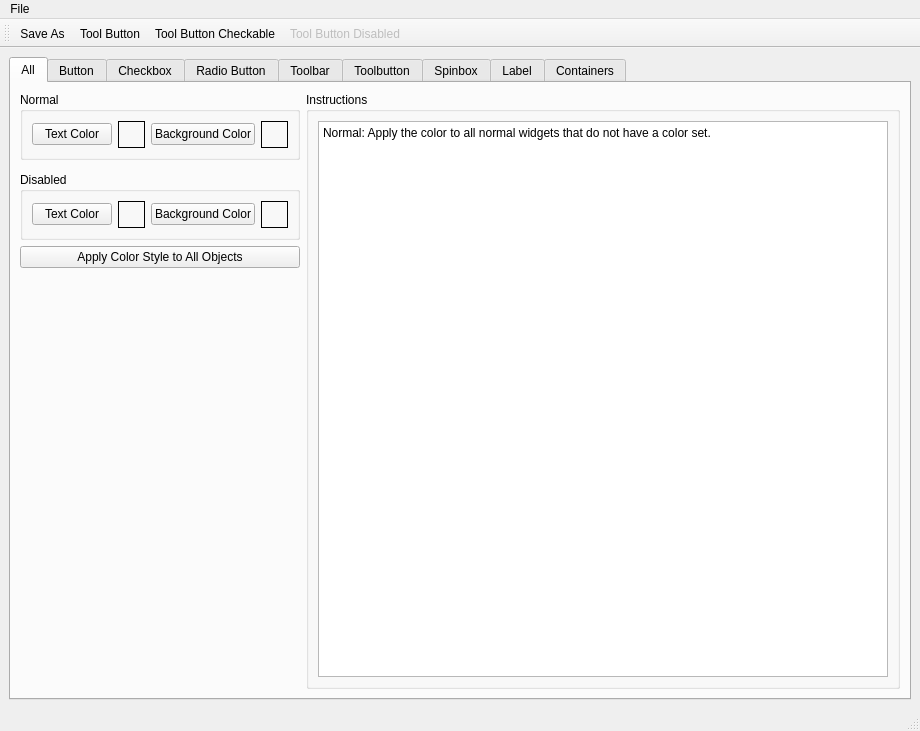
Old version of the form flexgui/src/flexqss.ui in the repository jethornton/flexgui.
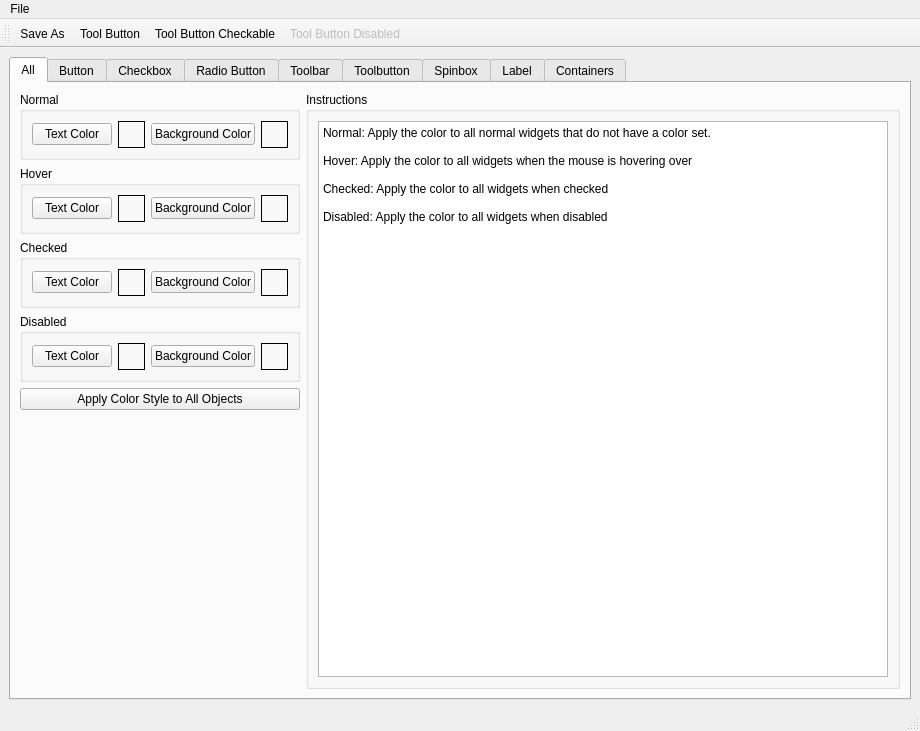
New version of the form. The open tabs and pages were chosen to show the change.

Commit message: only change colors that are not set

Diff of the .ui file:
```diff
--- a/flexgui/src/flexqss.ui
+++ b/flexgui/src/flexqss.ui
@@ -28,7 +28,7 @@
         <string>All</string>
        </attribute>
        <layout class="QGridLayout" name="gridLayout_88">
-        <item row="4" column="0">
+        <item row="5" column="0">
          <spacer name="verticalSpacer_4">
           <property name="orientation">
            <enum>Qt::Vertical</enum>
@@ -41,7 +41,7 @@
           </property>
          </spacer>
         </item>
-        <item row="0" column="1" rowspan="5">
+        <item row="0" column="1" rowspan="6">
          <widget class="QGroupBox" name="groupBox">
           <property name="title">
            <string>Instructions</string>
@@ -50,14 +50,20 @@
            <item>
             <widget class="QPlainTextEdit" name="plainTextEdit_8">
              <property name="plainText">
-              <string>Normal: Apply the color to all normal widgets that do not have a color set.</string>
+              <string>Normal: Apply the color to all normal widgets that do not have a color set.
+
+Hover: Apply the color to all widgets when the mouse is hovering over
+
+Checked: Apply the color to all widgets when checked
+
+Disabled: Apply the color to all widgets when disabled</string>
              </property>
             </widget>
            </item>
           </layout>
          </widget>
         </item>
-        <item row="2" column="0">
+        <item row="3" column="0">
          <widget class="QGroupBox" name="groupBox_32">
           <property name="title">
            <string>Disabled</string>
@@ -157,6 +163,113 @@
           </layout>
          </widget>
         </item>
+        <item row="4" column="0">
+         <widget class="QPushButton" name="all_apply_style">
+          <property name="text">
+           <string>Apply Color Style to All Objects</string>
+          </property>
+         </widget>
+        </item>
+        <item row="1" column="0">
+         <widget class="QGroupBox" name="groupBox_44">
+          <property name="title">
+           <string>Hover</string>
+          </property>
+          <layout class="QGridLayout" name="gridLayout_91">
+           <item row="0" column="1">
+            <widget class="QLabel" name="all_fg_color_hover_lb">
+             <property name="minimumSize">
+              <size>
+               <width>27</width>
+               <height>27</height>
+              </size>
+             </property>
+             <property name="maximumSize">
+              <size>
+               <width>27</width>
+               <height>27</height>
+              </size>
+             </property>
+             <property name="frameShape">
+              <enum>QFrame::Box</enum>
+             </property>
+             <property name="text">
+              <string/>
+             </property>
+             <property name="alignment">
+              <set>Qt::AlignCenter</set>
+             </property>
+            </widget>
+           </item>
+           <item row="0" column="3">
+            <widget class="QLabel" name="all_bg_color_hover_lb">
+             <property name="minimumSize">
+              <size>
+               <width>27</width>
+               <height>27</height>
+              </size>
+             </property>
+             <property name="maximumSize">
+              <size>
+               <width>27</width>
+               <height>27</height>
+              </size>
+             </property>
+             <property name="frameShape">
+              <enum>QFrame::Box</enum>
+             </property>
+             <property name="text">
+              <string/>
+             </property>
+             <property name="alignment">
+              <set>Qt::AlignCenter</set>
+             </property>
+            </widget>
+           </item>
+           <item row="0" column="0">
+            <widget class="QPushButton" name="all_fg_color_hover">
+             <property name="toolTip">
+              <string/>
+             </property>
+             <property name="text">
+              <string>Text Color</string>
+             </property>
+             <property name="checked">
+              <bool>false</bool>
+             </property>
+             <property name="qss" stdset="0">
+              <string>color</string>
+             </property>
+             <property name="label" stdset="0">
+              <string>all_fg_color_hover_lb</string>
+             </property>
+             <property name="var" stdset="0">
+              <string>all_fg_color_sel_hover</string>
+             </property>
+            </widget>
+           </item>
+           <item row="0" column="2">
+            <widget class="QPushButton" name="all_bg_color_hover">
+             <property name="toolTip">
+              <string/>
+             </property>
+             <property name="text">
+              <string>Background Color</string>
+             </property>
+             <property name="qss" stdset="0">
+              <string>background-color</string>
+             </property>
+             <property name="label" stdset="0">
+              <string>all_bg_color_hover_lb</string>
+             </property>
+             <property name="var" stdset="0">
+              <string>all_bg_color_sel_hover</string>
+             </property>
+            </widget>
+           </item>
+          </layout>
+         </widget>
+        </item>
         <item row="0" column="0">
          <widget class="QGroupBox" name="groupBox_6">
           <property name="title">
@@ -257,11 +370,104 @@
           </layout>
          </widget>
         </item>
-        <item row="3" column="0">
-         <widget class="QPushButton" name="all_apply_style">
-          <property name="text">
-           <string>Apply Color Style to All Objects</string>
+        <item row="2" column="0">
+         <widget class="QGroupBox" name="groupBox_46">
+          <property name="title">
+           <string>Checked</string>
           </property>
+          <layout class="QGridLayout" name="gridLayout_92">
+           <item row="0" column="1">
+            <widget class="QLabel" name="all_fg_color_checked_lb">
+             <property name="minimumSize">
+              <size>
+               <width>27</width>
+               <height>27</height>
+              </size>
+             </property>
+             <property name="maximumSize">
+              <size>
+               <width>27</width>
+               <height>27</height>
+              </size>
+             </property>
+             <property name="frameShape">
+              <enum>QFrame::Box</enum>
+             </property>
+             <property name="text">
+              <string/>
+             </property>
+             <property name="alignment">
+              <set>Qt::AlignCenter</set>
+             </property>
+            </widget>
+           </item>
+           <item row="0" column="3">
+            <widget class="QLabel" name="all_bg_color_checked_lb">
+             <property name="minimumSize">
+              <size>
+               <width>27</width>
+               <height>27</height>
+              </size>
+             </property>
+             <property name="maximumSize">
+              <size>
+               <width>27</width>
+               <height>27</height>
+              </size>
+             </property>
+             <property name="frameShape">
+              <enum>QFrame::Box</enum>
+             </property>
+             <property name="text">
+              <string/>
+             </property>
+             <property name="alignment">
+              <set>Qt::AlignCenter</set>
+             </property>
+            </widget>
+           </item>
+           <item row="0" column="0">
+            <widget class="QPushButton" name="all_fg_color_checked">
+             <property name="toolTip">
+              <string/>
+             </property>
+             <property name="text">
+              <string>Text Color</string>
+             </property>
+             <property name="checked">
+              <bool>false</bool>
+             </property>
+             <property name="qss" stdset="0">
+              <string>color</string>
+             </property>
+             <property name="label" stdset="0">
+              <string>all_fg_color_checked_lb</string>
+             </property>
+             <property name="var" stdset="0">
+              <string>all_fg_color_sel_checked</string>
+             </property>
+            </widget>
+           </item>
+           <item row="0" column="2">
+            <widget class="QPushButton" name="all_bg_color_checked">
+             <property name="toolTip">
+              <string/>
+             </property>
+             <property name="text">
+              <string>Background Color</string>
+             </property>
+             <property name="qss" stdset="0">
+              <string>background-color</string>
+             </property>
+             <property name="label" stdset="0">
+              <string>all_bg_color_checked_lb</string>
+             </property>
+             <property name="var" stdset="0">
+              <string>all_bg_color_sel_checked</string>
+             </property>
+            </widget>
+           </item>
+          </layout>
          </widget>
         </item>
        </layout>
```
Left out of the diff: 30 changed lines with no effect on the pictures. The commit also changes 2 other files.
